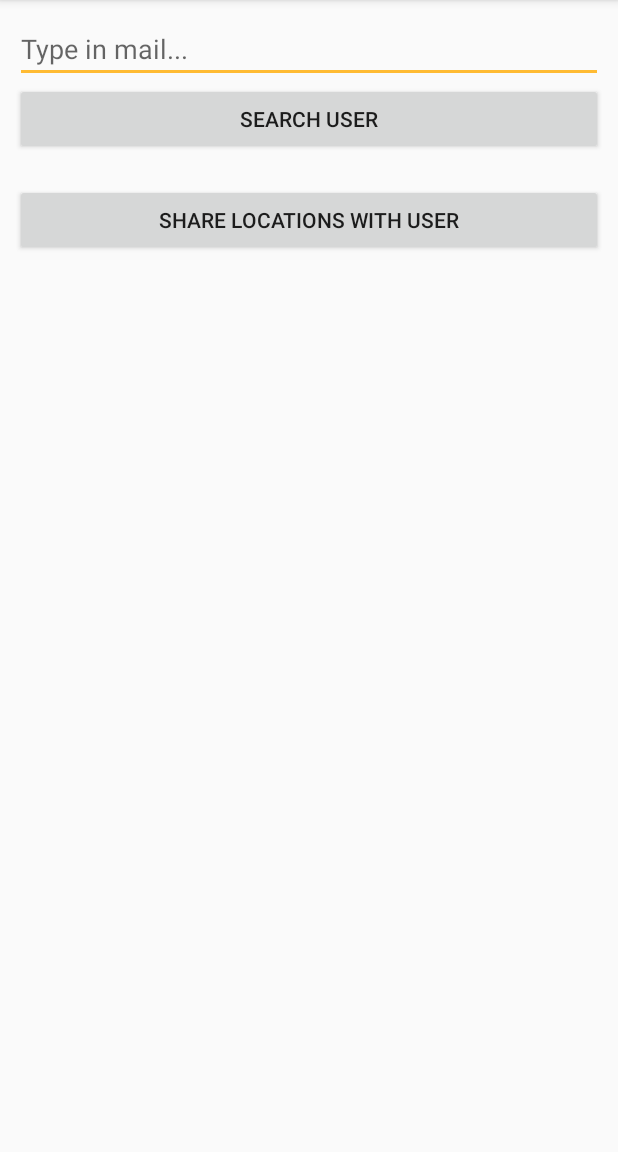
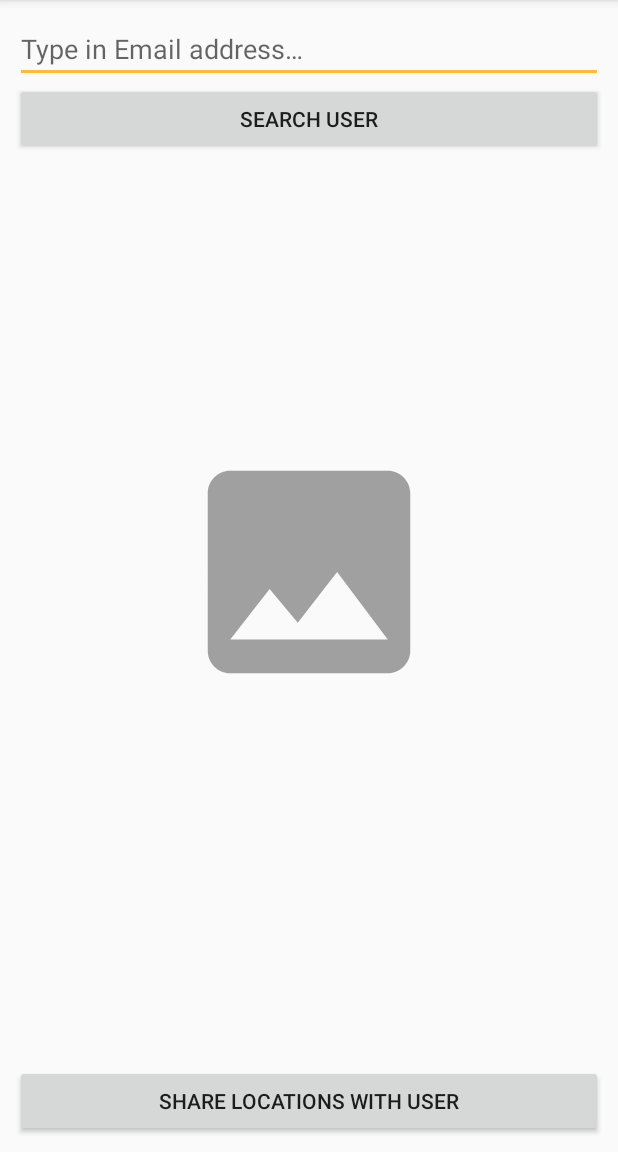
Before and after one commit to Valioesi/backpacker-app, an Android app: the AddFriendEmailActivity screen opened directly, with no data from a screen before it, on a phone screen of 412 x 824 dp, the part 84-1236 px from its top. Run offline under Robolectric (Android 15) with nearby library versions, the phone set to English and light mode, and no system bars; pictures from the network do not load.

Commit message:
added inclusion of "my" locations in map view, added profile picture in AddFriendEmailActivity

```diff
--- a/app/src/main/res/layout/activity_add_friend_email.xml
+++ b/app/src/main/res/layout/activity_add_friend_email.xml
@@ -16,25 +16,65 @@
         android:inputType="textEmailAddress" />
 
     <Button
-        android:id="@+id/search_user_button"
+        android:id="@+id/button_search_user"
         android:layout_width="match_parent"
         android:layout_height="wrap_content"
         android:onClick="searchUser"
         android:text="@string/search_user_button"
         app:layout_constraintTop_toBottomOf="@+id/edit_text_email" />
 
-    <TextView
-        android:id="@+id/text_view_user"
-        android:layout_width="wrap_content"
+    <android.support.constraint.ConstraintLayout
+        android:layout_width="match_parent"
         android:layout_height="wrap_content"
-        app:layout_constraintTop_toBottomOf="@+id/search_user_button" />
+        app:layout_constraintBottom_toTopOf="@id/button_share_locations"
+        app:layout_constraintTop_toBottomOf="@id/button_search_user"
+
+        >
+
+
+        <ImageView
+            android:id="@+id/image_view_profile_picture"
+            android:layout_width="match_parent"
+            android:layout_height="180dp"
+            android:contentDescription="@string/description_profile_picture"
+            android:src="@drawable/ic_image_grey_180dp" />
+
+        <android.support.constraint.ConstraintLayout
+            android:layout_width="wrap_content"
+            android:layout_height="wrap_content"
+            app:layout_constraintTop_toBottomOf="@+id/image_view_profile_picture"
+            app:layout_constraintStart_toStartOf="parent"
+            app:layout_constraintEnd_toEndOf="parent"
+
+            >
+
+            <TextView
+                android:id="@+id/text_view_name"
+                android:layout_width="wrap_content"
+                android:layout_height="wrap_content"
+                android:layout_marginStart="50dp"
+                android:textSize="22sp"
+                />
+
+
+            <TextView
+                android:id="@+id/text_view_number_locations"
+                android:layout_width="wrap_content"
+                android:layout_height="wrap_content"
+                android:textSize="16sp"
+                app:layout_constraintTop_toBottomOf="@+id/text_view_name" />
+
+        </android.support.constraint.ConstraintLayout>
+
+    </android.support.constraint.ConstraintLayout>
 
 
     <Button
+        android:id="@+id/button_share_locations"
         android:layout_width="fill_parent"
         android:layout_height="wrap_content"
         android:onClick="shareLocations"
         android:text="@string/share_locations_button"
-        app:layout_constraintTop_toBottomOf="@+id/text_view_user" />
+        app:layout_constraintBottom_toBottomOf="parent" />
 
 </android.support.constraint.ConstraintLayout>
--- a/app/src/main/res/layout/view_info_window.xml
+++ b/app/src/main/res/layout/view_info_window.xml
@@ -13,6 +13,8 @@
         app:layout_constraintBottom_toBottomOf="parent"
         app:layout_constraintStart_toStartOf="parent"
         app:layout_constraintTop_toTopOf="parent" />
+
+
 
     <TextView
         android:id="@+id/text_view_title"
--- a/app/src/main/res/values/strings.xml
+++ b/app/src/main/res/values/strings.xml
@@ -50,7 +50,7 @@
     <string name="edit_profile_button">Edit profile</string>
     <string name="des_locationDescription">Description of the location you added</string>
     <string name="search_for_user_label">Search for user</string>
-    <string name="search_for_user_hint">Type in mail...</string>
+    <string name="search_for_user_hint">Type in Email address…</string>
     <string name="search_user_button">Search user</string>
     <string name="share_locations_button">Share locations with user</string>
 
```
Also changed, not shown: app/src/main/java/com/interactivemedia/backpacker/AddFriendEmailActivity.java (+15 -3 lines), app/src/main/java/com/interactivemedia/backpacker/fragments/FriendsFragment.java (+8 -3 lines), app/src/main/java/com/interactivemedia/backpacker/fragments/MapFragment.java (+64 -16 lines), app/src/main/java/com/interactivemedia/backpacker/helpers/CustomArrayAdapter.java (+7 -5 lines).
